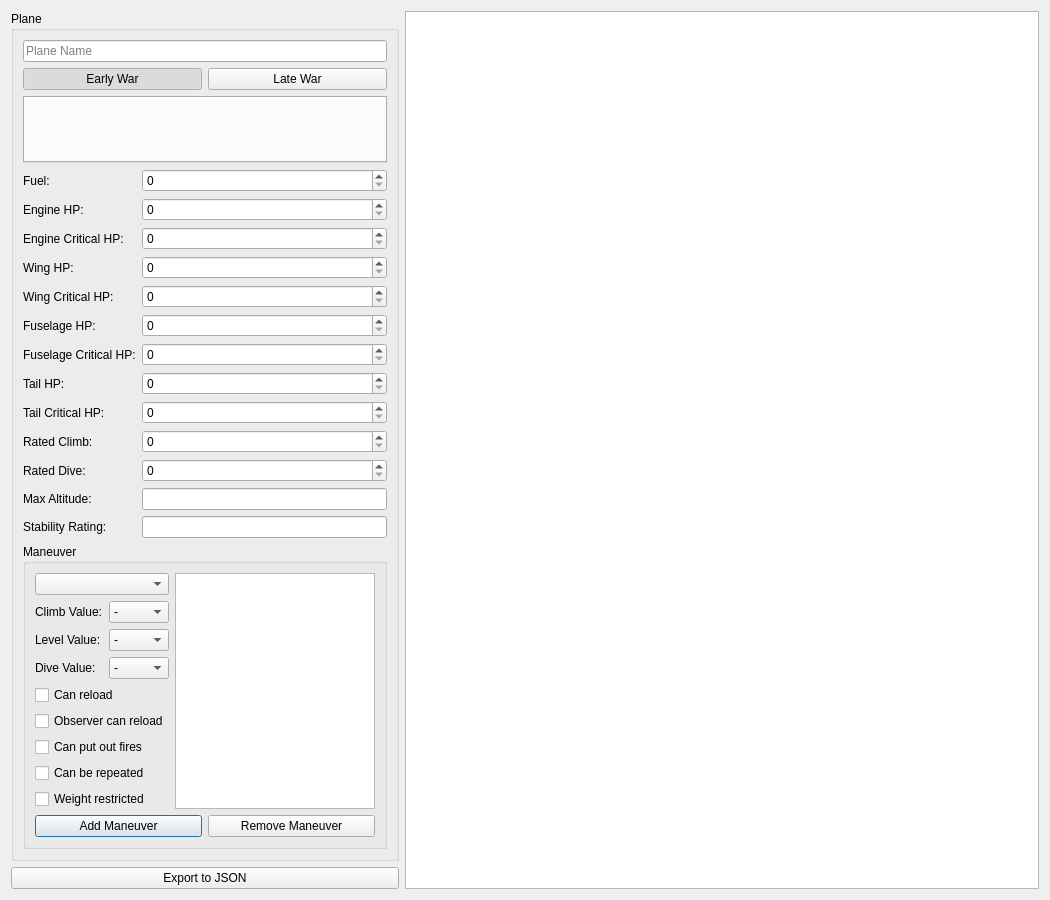
The window that PlaneEditor.ui (wchamilton/CEManeuverLog) describes before a commit, drawn with Qt 5.
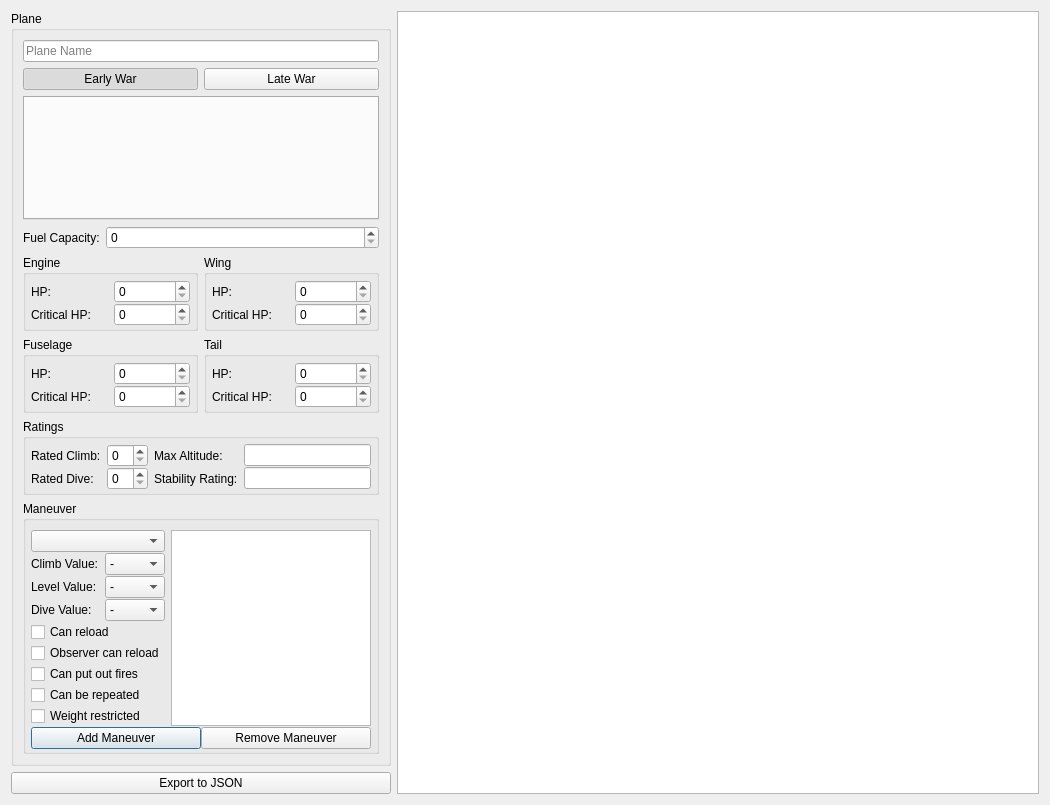
The same window after the commit. Icons and pictures are not drawn.

Commit message: Made some adjustments to the layout of the editor so that it fits on a 1080 screen. Finalized saving of the JSON files from the editor (may add a load there to edit already made ones?... later though)

What changed in the file:
```diff
--- a/PlaneEditor.ui
+++ b/PlaneEditor.ui
@@ -7,116 +7,19 @@
     <x>0</x>
     <y>0</y>
     <width>1050</width>
-    <height>900</height>
+    <height>805</height>
    </rect>
   </property>
   <property name="windowTitle">
    <string>Plane Creator</string>
   </property>
-  <layout class="QGridLayout" name="gridLayout_3" rowstretch="1,0" columnstretch="0,1">
+  <layout class="QGridLayout" name="gridLayout_9" columnstretch="0,1">
    <item row="0" column="0">
     <widget class="QGroupBox" name="groupBox">
      <property name="title">
       <string>Plane</string>
      </property>
-     <layout class="QGridLayout" name="gridLayout_2">
-      <item row="5" column="1">
-       <widget class="QSpinBox" name="engine_critical_hp"/>
-      </item>
-      <item row="14" column="0">
-       <widget class="QLabel" name="label_13">
-        <property name="text">
-         <string>Max Altitude:</string>
-        </property>
-       </widget>
-      </item>
-      <item row="10" column="1">
-       <widget class="QSpinBox" name="tail_hp"/>
-      </item>
-      <item row="3" column="0">
-       <widget class="QLabel" name="label_6">
-        <property name="text">
-         <string>Fuel:</string>
-        </property>
-       </widget>
-      </item>
-      <item row="6" column="0">
-       <widget class="QLabel" name="label_8">
-        <property name="text">
-         <string>Wing HP:</string>
-        </property>
-       </widget>
-      </item>
-      <item row="13" column="1">
-       <widget class="QSpinBox" name="rated_dive"/>
-      </item>
-      <item row="9" column="0">
-       <widget class="QLabel" name="label_17">
-        <property name="text">
-         <string>Fuselage Critical HP:</string>
-        </property>
-       </widget>
-      </item>
-      <item row="3" column="1">
-       <widget class="QSpinBox" name="fuel_amt"/>
-      </item>
-      <item row="4" column="1">
-       <widget class="QSpinBox" name="engine_hp"/>
-      </item>
-      <item row="13" column="0">
-       <widget class="QLabel" name="label_12">
-        <property name="text">
-         <string>Rated Dive:</string>
-        </property>
-       </widget>
-      </item>
-      <item row="2" column="0" colspan="2">
-       <widget class="QTabWidget" name="crew_editor_tab">
-        <property name="tabsClosable">
-         <bool>true</bool>
-        </property>
-       </widget>
-      </item>
-      <item row="12" column="1">
-       <widget class="QSpinBox" name="rated_climb"/>
-      </item>
-      <item row="12" column="0">
-       <widget class="QLabel" name="label_11">
-        <property name="text">
-         <string>Rated Climb:</string>
-        </property>
-       </widget>
-      </item>
-      <item row="4" column="0">
-       <widget class="QLabel" name="label_7">
-        <property name="text">
-         <string>Engine HP:</string>
-        </property>
-       </widget>
-      </item>
-      <item row="9" column="1">
-       <widget class="QSpinBox" name="fuselage_critical_hp"/>
-      </item>
-      <item row="10" column="0">
-       <widget class="QLabel" name="label_10">
-        <property name="text">
-         <string>Tail HP:</string>
-        </property>
-       </widget>
-      </item>
-      <item row="15" column="0">
-       <widget class="QLabel" name="label_14">
-        <property name="text">
-         <string>Stability Rating:</string>
-        </property>
-       </widget>
-      </item>
-      <item row="6" column="1">
-       <widget class="QSpinBox" name="wing_hp"/>
-      </item>
-      <item row="8" column="1">
-       <widget class="QSpinBox" name="fuselage_hp"/>
-      </item>
+     <layout class="QGridLayout" name="gridLayout_8" columnstretch="0,1">
       <item row="0" column="0" colspan="2">
        <widget class="QLineEdit" name="plane_name">
         <property name="placeholderText">
@@ -124,16 +27,7 @@
         </property>
        </widget>
       </item>
-      <item row="15" column="1">
-       <widget class="QLineEdit" name="stab_rating"/>
-      </item>
-      <item row="7" column="1">
-       <widget class="QSpinBox" name="wing_critical_hp"/>
-      </item>
-      <item row="14" column="1">
-       <widget class="QLineEdit" name="max_alt"/>
-      </item>
-      <item row="16" column="0" colspan="2">
+      <item row="8" column="0" colspan="2">
        <widget class="QGroupBox" name="groupBox_2">
         <property name="sizePolicy">
          <sizepolicy hsizetype="Preferred" vsizetype="MinimumExpanding">
@@ -145,6 +39,18 @@
          <string>Maneuver</string>
         </property>
         <layout class="QGridLayout" name="gridLayout" rowstretch="0,0,0,0,0,0,0,0,0,0">
+         <property name="leftMargin">
+          <number>5</number>
+         </property>
+         <property name="rightMargin">
+          <number>5</number>
+         </property>
+         <property name="bottomMargin">
+          <number>2</number>
+         </property>
+         <property name="verticalSpacing">
+          <number>1</number>
+         </property>
          <item row="2" column="0">
           <widget class="QLabel" name="label_2">
            <property name="text">
@@ -357,36 +263,266 @@
         </item>
        </layout>
       </item>
-      <item row="8" column="0">
-       <widget class="QLabel" name="label_9">
-        <property name="text">
-         <string>Fuselage HP:</string>
-        </property>
-       </widget>
+      <item row="5" column="0" colspan="2">
+       <layout class="QGridLayout" name="gridLayout_2">
+        <item row="0" column="0">
+         <widget class="QGroupBox" name="groupBox_3">
+          <property name="title">
+           <string>Engine</string>
+          </property>
+          <layout class="QGridLayout" name="gridLayout_4">
+           <property name="leftMargin">
+            <number>5</number>
+           </property>
+           <property name="topMargin">
+            <number>5</number>
+           </property>
+           <property name="rightMargin">
+            <number>5</number>
+           </property>
+           <property name="bottomMargin">
+            <number>2</number>
+           </property>
+           <property name="verticalSpacing">
+            <number>0</number>
+           </property>
+           <item row="0" column="0">
+            <widget class="QLabel" name="label_7">
+             <property name="text">
+              <string>HP:</string>
+             </property>
+            </widget>
+           </item>
+           <item row="0" column="1">
+            <widget class="QSpinBox" name="engine_hp"/>
+           </item>
+           <item row="1" column="0">
+            <widget class="QLabel" name="label_15">
+             <property name="text">
+              <string>Critical HP:</string>
+             </property>
+            </widget>
+           </item>
+           <item row="1" column="1">
+            <widget class="QSpinBox" name="engine_critical_hp"/>
+           </item>
+          </layout>
+         </widget>
+        </item>
+        <item row="0" column="1">
+         <widget class="QGroupBox" name="groupBox_4">
+          <property name="title">
+           <string>Wing</string>
+          </property>
+          <layout class="QGridLayout" name="gridLayout_5">
+           <property name="leftMargin">
+            <number>5</number>
+           </property>
+           <property name="topMargin">
+            <number>5</number>
+           </property>
+           <property name="rightMargin">
+            <number>5</number>
+           </property>
+           <property name="bottomMargin">
+            <number>2</number>
+           </property>
+           <property name="verticalSpacing">
+            <number>0</number>
+           </property>
+           <item row="0" column="0">
+            <widget class="QLabel" name="label_8">
+             <property name="text">
+              <string>HP:</string>
+             </property>
+            </widget>
+           </item>
+           <item row="0" column="1">
+            <widget class="QSpinBox" name="wing_hp"/>
+           </item>
+           <item row="1" column="0">
+            <widget class="QLabel" name="label_16">
+             <property name="text">
+              <string>Critical HP:</string>
+             </property>
+            </widget>
+           </item>
+           <item row="1" column="1">
+            <widget class="QSpinBox" name="wing_critical_hp"/>
+           </item>
+          </layout>
+         </widget>
+        </item>
+        <item row="1" column="0">
+         <widget class="QGroupBox" name="groupBox_5">
+          <property name="title">
+           <string>Fuselage</string>
+          </property>
+          <layout class="QGridLayout" name="gridLayout_6">
+           <property name="leftMargin">
+            <number>5</number>
+           </property>
+           <property name="topMargin">
+            <number>5</number>
+           </property>
+           <property name="rightMargin">
+            <number>5</number>
+           </property>
+           <property name="bottomMargin">
+            <number>2</number>
+           </property>
+           <property name="verticalSpacing">
+            <number>0</number>
+           </property>
+           <item row="0" column="0">
+            <widget class="QLabel" name="label_9">
+             <property name="text">
+              <string>HP:</string>
+             </property>
+            </widget>
+           </item>
+           <item row="0" column="1">
+            <widget class="QSpinBox" name="fuselage_hp"/>
+           </item>
+           <item row="1" column="0">
+            <widget class="QLabel" name="label_17">
+             <property name="text">
+              <string>Critical HP:</string>
+             </property>
+            </widget>
+           </item>
+           <item row="1" column="1">
+            <widget class="QSpinBox" name="fuselage_critical_hp"/>
+           </item>
+          </layout>
+         </widget>
+        </item>
+        <item row="1" column="1">
+         <widget class="QGroupBox" name="groupBox_6">
+          <property name="title">
+           <string>Tail</string>
+          </property>
+          <layout class="QGridLayout" name="gridLayout_7">
+           <property name="leftMargin">
+            <number>5</number>
+           </property>
+           <property name="topMargin">
+            <number>5</number>
+           </property>
+           <property name="rightMargin">
+            <number>5</number>
+           </property>
+           <property name="bottomMargin">
+            <number>2</number>
+           </property>
+           <property name="verticalSpacing">
+            <number>0</number>
+           </property>
+           <item row="0" column="0">
+            <widget class="QLabel" name="label_10">
+             <property name="text">
+              <string>HP:</string>
+             </property>
+            </widget>
+           </item>
+           <item row="0" column="1">
+            <widget class="QSpinBox" name="tail_hp"/>
+           </item>
+           <item row="1" column="0">
+            <widget class="QLabel" name="label_18">
+             <property name="text">
+              <string>Critical HP:</string>
+             </property>
+            </widget>
+           </item>
+           <item row="1" column="1">
+            <widget class="QSpinBox" name="tail_critical_hp"/>
+           </item>
+          </layout>
+         </widget>
+        </item>
+       </layout>
       </item>
-      <item row="5" column="0">
-       <widget class="QLabel" name="label_15">
-        <property name="text">
-         <string>Engine Critical HP:</string>
+      <item row="3" column="0" colspan="2">
+       <widget class="QTabWidget" name="crew_editor_tab">
+        <property name="tabsClosable">
+         <bool>true</bool>
         </property>
        </widget>
       </item>
-      <item row="7" column="0">
-       <widget class="QLabel" name="label_16">
-        <property name="text">
-         <string>Wing Critical HP:</string>
+      <item row="6" column="0" colspan="2">
+       <widget class="QGroupBox" name="groupBox_7">
+        <property name="title">
+         <string>Ratings</string>
         </property>
+        <layout class="QGridLayout" name="gridLayout_3">
+         <property name="leftMargin">
+          <number>5</number>
+         </property>
+         <property name="topMargin">
+          <number>5</number>
+         </property>
+         <property name="rightMargin">
+          <number>5</number>
+         </property>
+         <property name="bottomMargin">
+          <number>2</number>
+         </property>
+         <property name="verticalSpacing">
+          <number>0</number>
+         </property>
+         <item row="0" column="0">
+          <widget class="QLabel" name="label_11">
+           <property name="text">
+            <string>Rated Climb:</string>
+           </property>
+          </widget>
+         </item>
+         <item row="0" column="1">
+          <widget class="QSpinBox" name="rated_climb"/>
+         </item>
+         <item row="0" column="2">
+          <widget class="QLabel" name="label_13">
+           <property name="text">
+            <string>Max Altitude:</string>
+           </property>
+          </widget>
+         </item>
+         <item row="0" column="3">
+          <widget class="QLineEdit" name="max_alt"/>
+         </item>
+         <item row="1" column="0">
+          <widget class="QLabel" name="label_12">
+           <property name="text">
+            <string>Rated Dive:</string>
+           </property>
+          </widget>
+         </item>
+         <item row="1" column="1">
+          <widget class="QSpinBox" name="rated_dive"/>
+         </item>
+         <item row="1" column="2">
+          <widget class="QLabel" name="label_14">
+           <property name="text">
+            <string>Stability Rating:</string>
+           </property>
+          </widget>
+         </item>
+         <item row="1" column="3">
+          <widget class="QLineEdit" name="stab_rating"/>
+         </item>
+        </layout>
        </widget>
       </item>
-      <item row="11" column="0">
-       <widget class="QLabel" name="label_18">
+      <item row="4" column="0">
+       <widget class="QLabel" name="label_6">
         <property name="text">
-         <string>Tail Critical HP:</string>
+         <string>Fuel Capacity:</string>
         </property>
        </widget>
       </item>
-      <item row="11" column="1">
-       <widget class="QSpinBox" name="tail_critical_hp"/>
+      <item row="4" column="1">
+       <widget class="QSpinBox" name="fuel_amt"/>
       </item>
      </layout>
     </widget>
```
Left out of the diff: 46 changed lines with no effect on the pictures. The commit also changes 10 other files.
